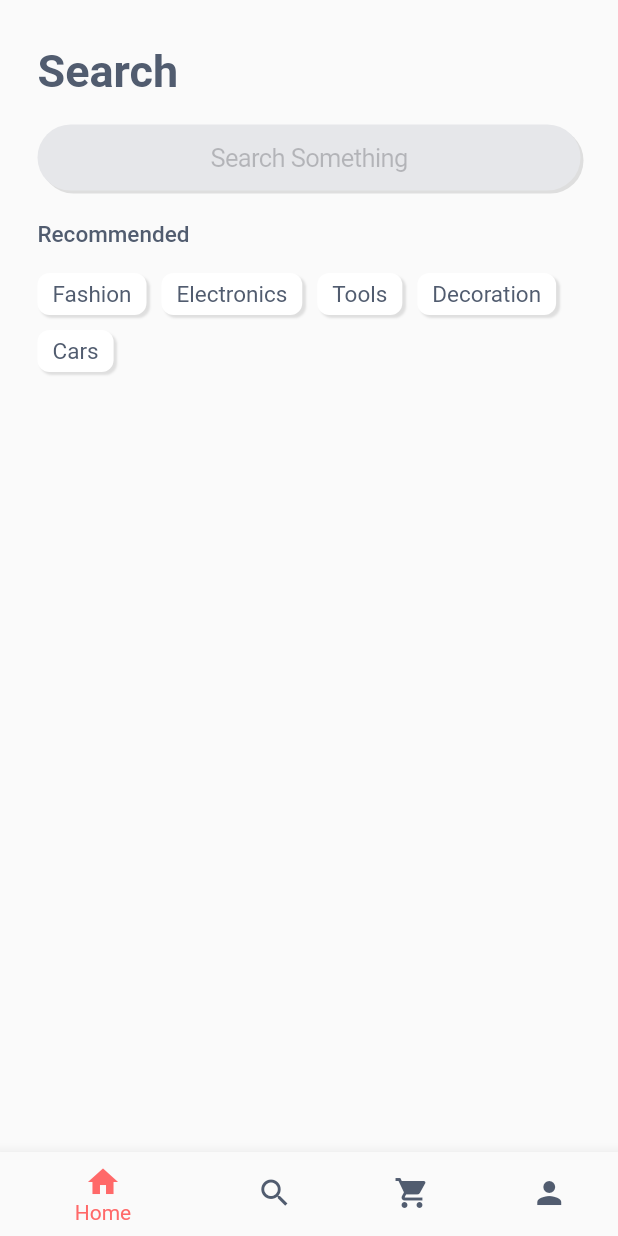
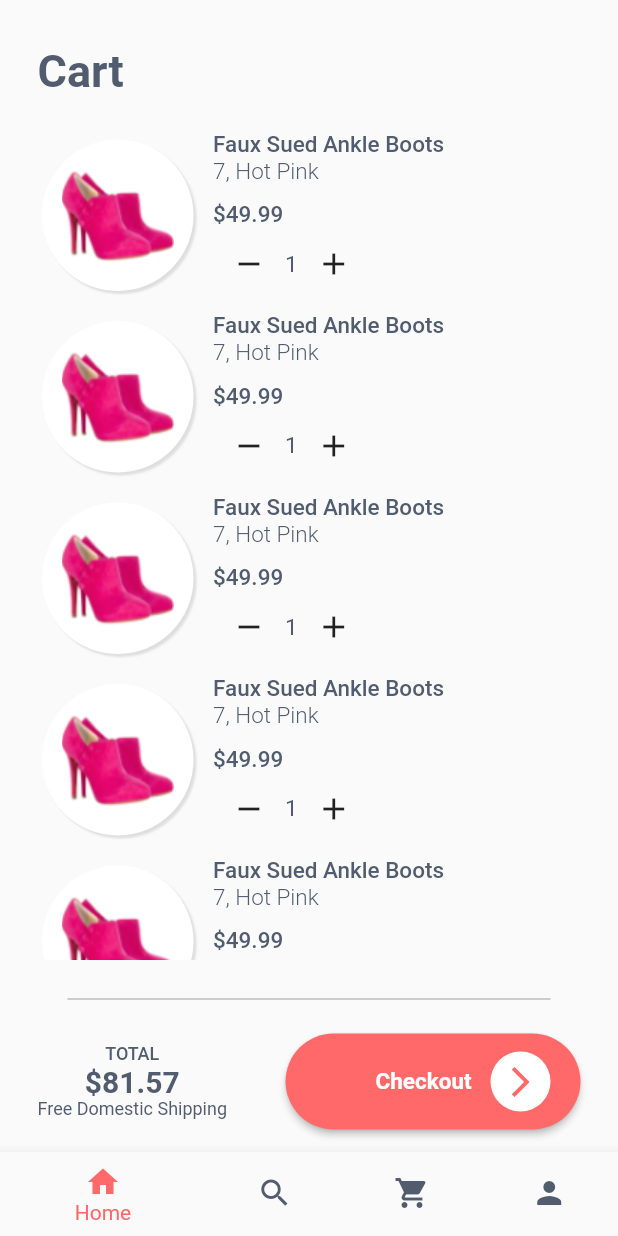
Before and after one commit to swilam202/shopify, a Flutter app: the screen it shows after launch, on a phone screen of 412 x 824 dp. Run offline on Flutter 3.47's test engine with Material 2 defaults, Android fonts, the phone set to English and light mode, and no system bars; our stand-ins replace flutter_bloc.

Commit message:
cart page

```diff
--- a/lib/auth feature/presenetaion/pages/auth page.dart
+++ b/lib/auth feature/presenetaion/pages/auth page.dart
@@ -35,6 +35,7 @@ class AuthPage extends StatelessWidget {
                 const SizedBox(height: 50),
                 CustomButton(
                   isLogin: (state is LoginState) ? true : false,
+                  text: (state is LoginState) ? 'Log In' : 'Sign Up',
                 ),
                 const SizedBox(height: 30),
                 const Text(
--- a/lib/core/styles/text styles.dart
+++ b/lib/core/styles/text styles.dart
@@ -59,6 +59,6 @@ abstract class TextStyles {
   static const style10Medium = TextStyle(
     fontSize: 10,
     fontWeight: FontWeight.w500,
-    color: StyleColor.whiteColor,
+    color: StyleColor.extraDarkColor,
   );
 }
--- a/lib/core/widgets/custom button.dart
+++ b/lib/core/widgets/custom button.dart
@@ -8,12 +8,12 @@ import 'package:hhhhhhhh/core/styles/text%20styles.dart';
 class CustomButton extends StatelessWidget {
   const CustomButton({
     super.key,
-
-    required this.isLogin,
+    required this.text,
+     this.isLogin,
   });
 
-
-  final bool isLogin;
+  final String text;
+  final bool? isLogin;
   @override
   Widget build(BuildContext context) {
     return ElevatedButton(
@@ -34,7 +34,7 @@ class CustomButton extends StatelessWidget {
 
         children: [
           Text(
-            isLogin ? 'Log in':'Sign up',
+            text,
             style: TextStyles.style15Bold,
           ),
           const Spacer(),
--- a/lib/home feature/presentation/pages/base page.dart
+++ b/lib/home feature/presentation/pages/base page.dart
@@ -4,6 +4,7 @@ import 'package:hhhhhhhh/core/styles/style%20colors.dart';
 import 'package:hhhhhhhh/home%20feature/presentation/pages/home%20page.dart';
 
 import '../../../core/styles/text styles.dart';
+import 'cart page.dart';
 import 'search page.dart';
 
 class BasePage extends StatefulWidget {
@@ -19,7 +20,7 @@ class _BasePageState extends State<BasePage> {
   @override
   Widget build(BuildContext context) {
     return Scaffold(
-      body: const SearchPage(),
+      body: const CartPage(),
       bottomNavigationBar: BottomNavigationBar(
         currentIndex: index,
         onTap: (value) => setState(() {
--- /dev/null
+++ b/lib/home feature/presentation/pages/cart page.dart
@@ -0,0 +1,42 @@
+import 'package:flutter/cupertino.dart';
+import 'package:flutter/material.dart';
+import 'package:hhhhhhhh/core/styles/style%20colors.dart';
+import 'package:hhhhhhhh/core/widgets/custom%20button.dart';
+
+import '../../../core/styles/text styles.dart';
+import '../widgets/cart bottom section.dart';
+import '../widgets/cart listview.dart';
+
+class CartPage extends StatelessWidget {
+  const CartPage({super.key});
+
+  @override
+  Widget build(BuildContext context) {
+    return const SafeArea(
+      child: Padding(
+        padding: EdgeInsets.symmetric(horizontal: 25),
+        child: Column(
+          crossAxisAlignment: CrossAxisAlignment.start,
+          children: [
+            SizedBox(height: 30),
+            Text(
+              'Cart',
+              style: TextStyles.style30Bold,
+            ),
+            SizedBox(height: 18),
+            Expanded(
+              child: CartListView(),
+            ),
+            SizedBox(height: 18),
+            Divider(
+              color: Colors.grey,
+              endIndent: 20,
+              indent: 20,
+            ),
+            CartBottomSection(),
+          ],
+        ),
+      ),
+    );
+  }
+}
--- a/lib/home feature/presentation/pages/home page.dart
+++ b/lib/home feature/presentation/pages/home page.dart
@@ -14,7 +14,7 @@ class HomePage extends StatelessWidget {
       child: ListView(
         physics: const BouncingScrollPhysics(),
         children: const [
-          HomePageCustomAppBar(),
+         // HomePageCustomAppBar(),
           Padding(
             padding: EdgeInsets.symmetric(horizontal: 25, vertical: 13),
             child: Text(
--- a/lib/home feature/presentation/pages/search page.dart
+++ b/lib/home feature/presentation/pages/search page.dart
@@ -3,6 +3,8 @@ import 'package:flutter/material.dart';
 import 'package:hhhhhhhh/core/styles/style%20colors.dart';
 import 'package:hhhhhhhh/core/styles/text%20styles.dart';
 import 'package:hhhhhhhh/core/widgets/custom%20text%20field.dart';
+
+import '../widgets/search suggestion element.dart';
 
 class SearchPage extends StatelessWidget {
   const SearchPage({super.key});
@@ -39,11 +41,7 @@ class SearchPage extends StatelessWidget {
             Wrap(
               spacing: 10,
               children: suggestions
-                  .map(
-                    (suggestion) =>
-                        SearchSuggestionContainer(suggestion: suggestion),
-                  )
-                  .toList(),
+                  .map((suggestion) => SearchSuggestionElement(suggestion: suggestion)).toList(),
             ),
           ],
         ),
@@ -51,38 +49,3 @@ class SearchPage extends StatelessWidget {
     );
   }
 }
-
-class SearchSuggestionContainer extends StatelessWidget {
-  const SearchSuggestionContainer({
-    super.key,
-    required this.suggestion,
-  });
-
-  final String suggestion;
-  @override
-  Widget build(BuildContext context) {
-    return Container(
-      margin: const EdgeInsets.symmetric(vertical: 5),
-      padding: const EdgeInsets.symmetric(
-        horizontal: 10,
-        vertical: 5,
-      ),
-      decoration: BoxDecoration(
-        color: StyleColor.whiteColor,
-        borderRadius: BorderRadius.circular(8),
-        boxShadow: [
-          BoxShadow(
-            color: Colors.grey.withOpacity(0.3),
-            blurRadius: 0.5,
-            offset: const Offset(2, 2),
-          ),
-        ],
-      ),
-      child: Text(
-        suggestion,
-        style: TextStyles.style15Regular,
-        textAlign: TextAlign.center,
-      ),
-    );
-  }
-}
--- /dev/null
+++ b/lib/home feature/presentation/widgets/cart bottom section.dart
@@ -0,0 +1,42 @@
+import 'package:flutter/material.dart';
+
+import '../../../core/styles/text styles.dart';
+import '../../../core/widgets/custom button.dart';
+
+
+class CartBottomSection extends StatelessWidget {
+  const CartBottomSection({super.key});
+
+  @override
+  Widget build(BuildContext context) {
+    return const Padding(
+      padding: EdgeInsets.symmetric(vertical: 15),
+      child: Row(
+        children: [
+          Column(
+            children: [
+              Text(
+                'TOTAL',
+                style: TextStyles.style12Medium,
+              ),
+              Text(
+                '\$81.57',
+                style: TextStyles.style20Bold,
+              ),
+              Text(
+                'Free Domestic Shipping',
+                style: TextStyles.style12Regular,
+              ),
+            ],
+          ),
+          SizedBox(width: 39),
+          Expanded(
+            child: CustomButton(
+              text: 'Checkout',
+            ),
+          ),
+        ],
+      ),
+    );
+  }
+}
--- /dev/null
+++ b/lib/home feature/presentation/widgets/cart listview item.dart
@@ -0,0 +1,71 @@
+import 'package:flutter/material.dart';
+
+import '../../../core/styles/style colors.dart';
+import '../../../core/styles/text styles.dart';
+
+
+class CartListViewItem extends StatelessWidget {
+  const CartListViewItem({super.key});
+
+  @override
+  Widget build(BuildContext context) {
+    return Row(
+      children: [
+        Container(
+          padding: const EdgeInsets.all(16),
+          margin: const EdgeInsets.symmetric(vertical: 10),
+          decoration: BoxDecoration(
+            color: StyleColor.whiteColor,
+            shape: BoxShape.circle,
+            boxShadow: [
+              BoxShadow(
+                color: Colors.grey.withOpacity(0.3),
+                blurRadius: 0.5,
+                offset: const Offset(2, 2),
+              ),
+            ],
+          ),
+          child: Image.asset(
+            'assets/images/test1.png',
+            fit: BoxFit.contain,
+          ),
+        ),
+        const SizedBox(width: 10),
+        Column(
+          crossAxisAlignment: CrossAxisAlignment.start,
+          children: [
+            const Text(
+              'Faux Sued Ankle Boots',
+              style: TextStyles.style15Medium,
+            ),
+            const Text(
+              '7, Hot Pink',
+              style: TextStyles.style15Light,
+            ),
+            const SizedBox(height: 11),
+            const Text(
+              '\$49.99',
+              style: TextStyles.style15Medium,
+            ),
+            Row(
+              children: [
+                IconButton(
+                  onPressed: () {},
+                  icon: const Icon(Icons.remove),
+                ),
+                const Text(
+                  '1',
+                  style: TextStyles.style15Regular,
+                ),
+                IconButton(
+                  onPressed: () {},
+                  icon: const Icon(Icons.add),
+                ),
+              ],
+            )
+          ],
+        )
+      ],
+    );
+  }
+}
--- /dev/null
+++ b/lib/home feature/presentation/widgets/cart listview.dart
@@ -0,0 +1,21 @@
+import 'package:flutter/material.dart';
+
+import 'cart listview item.dart';
+
+
+
+class CartListView extends StatelessWidget {
+  const CartListView({super.key});
+
+  @override
+  Widget build(BuildContext context) {
+    return ListView.builder(
+      itemCount: 10,
+      shrinkWrap: true,
+      physics: const BouncingScrollPhysics(),
+      itemBuilder: (context, index) {
+        return const CartListViewItem();
+      },
+    );
+  }
+}
--- a/lib/home feature/presentation/widgets/home page grid view.dart
+++ b/lib/home feature/presentation/widgets/home page grid view.dart
@@ -48,7 +48,7 @@ class HomePageDataGridView extends StatelessWidget {
                 '\$49.99',
                 style: TextStyles.style10Medium.copyWith(
                   fontWeight: FontWeight.bold,
-                  color: StyleColor.extraDarkColor,
+
                 ),
               ),
             ],
--- /dev/null
+++ b/lib/home feature/presentation/widgets/search suggestion element.dart
@@ -0,0 +1,39 @@
+import 'package:flutter/material.dart';
+
+import '../../../core/styles/style colors.dart';
+import '../../../core/styles/text styles.dart';
+
+class SearchSuggestionElement extends StatelessWidget {
+  const SearchSuggestionElement({
+    super.key,
+    required this.suggestion,
+  });
+
+  final String suggestion;
+  @override
+  Widget build(BuildContext context) {
+    return Container(
+      margin: const EdgeInsets.symmetric(vertical: 5),
+      padding: const EdgeInsets.symmetric(
+        horizontal: 10,
+        vertical: 5,
+      ),
+      decoration: BoxDecoration(
+        color: StyleColor.whiteColor,
+        borderRadius: BorderRadius.circular(8),
+        boxShadow: [
+          BoxShadow(
+            color: Colors.grey.withOpacity(0.3),
+            blurRadius: 0.5,
+            offset: const Offset(2, 2),
+          ),
+        ],
+      ),
+      child: Text(
+        suggestion,
+        style: TextStyles.style15Regular,
+        textAlign: TextAlign.center,
+      ),
+    );
+  }
+}
```
